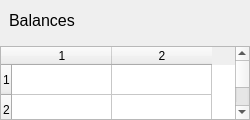
Before: the Qt Designer form src/widgetBalances.ui in MuesliReep/TradeDeck, drawn with Qt 5.
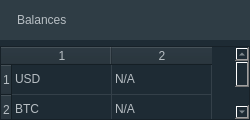
After: the same form once the commit is applied.

Commit message: Added new Balance widget to UI

```diff
--- a/src/widgetBalances.ui
+++ b/src/widgetBalances.ui
@@ -25,6 +25,12 @@
   <property name="windowTitle">
    <string>Form</string>
   </property>
+  <property name="styleSheet">
+   <string notr="true">QWidget {
+	background-color:rgb(30, 43, 52);  
+	color: rgb(183,190,195);}
+QLineEdit{border:1px solid gray; padding: 0 5px; font:12px} QPushButton{background-color: rgb(137,145,152); border-style: none; font: 16px} QPushButton:pressed{ background-color: rgb(30, 43, 52);}</string>
+  </property>
   <layout class="QVBoxLayout" name="verticalLayout">
    <property name="leftMargin">
     <number>0</number>
@@ -52,6 +58,21 @@
        <height>40</height>
       </size>
      </property>
+     <property name="styleSheet">
+      <string notr="true">QWidget {
+	background-color:rgb(47, 61, 69); }
+QLabel {
+	color:rgb(183,190,195);
+	padding: 0 5px;
+	font: 16;} 
+QPushButton{
+	background-color: rgb(244, 67, 54);
+	border-style: none;
+	color: rgb(255,255,255);
+ 	font: 16px;}
+QPushButton:pressed{
+	background-color: rgb(47, 61, 69);}</string>
+     </property>
      <layout class="QHBoxLayout" name="horizontalLayout">
       <property name="leftMargin">
        <number>9</number>
@@ -69,7 +90,9 @@
        <widget class="QLabel" name="label">
         <property name="font">
          <font>
-          <pointsize>12</pointsize>
+          <weight>2</weight>
+          <italic>false</italic>
+          <bold>false</bold>
          </font>
         </property>
         <property name="text">
@@ -82,6 +105,17 @@
    </item>
    <item>
     <widget class="QTableWidget" name="tableWidgetBalances">
+     <property name="styleSheet">
+      <string notr="true">QTableWidget {
+	gridline-color: rgb(52, 64, 73); 
+	background-color: rgb(30, 43, 52);
+	 color: rgb(183,190,195);}
+QHeaderView {
+	background-color:rgb(30, 43, 52);
+	color: rgb(183,190,195);} 
+QHeaderView::section {
+	background-color:rgb(30, 43, 52);}</string>
+     </property>
      <property name="rowCount">
       <number>2</number>
      </property>
@@ -92,6 +126,26 @@
      <row/>
      <column/>
      <column/>
+     <item row="0" column="0">
+      <property name="text">
+       <string>USD</string>
+      </property>
+     </item>
+     <item row="0" column="1">
+      <property name="text">
+       <string>N/A</string>
+      </property>
+     </item>
+     <item row="1" column="0">
+      <property name="text">
+       <string>BTC</string>
+      </property>
+     </item>
+     <item row="1" column="1">
+      <property name="text">
+       <string>N/A</string>
+      </property>
+     </item>
     </widget>
    </item>
   </layout>
```
The commit also changes 7 other files.
